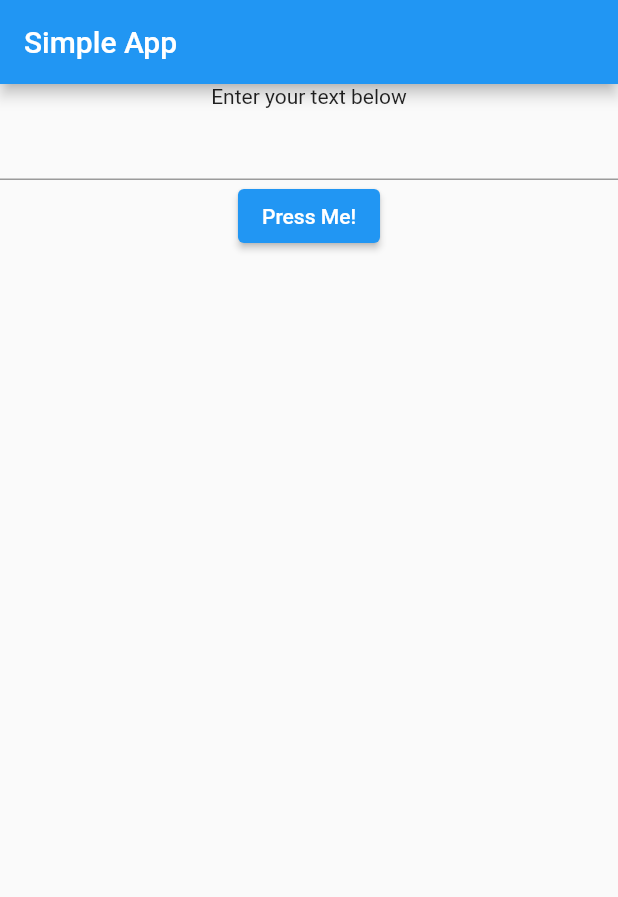
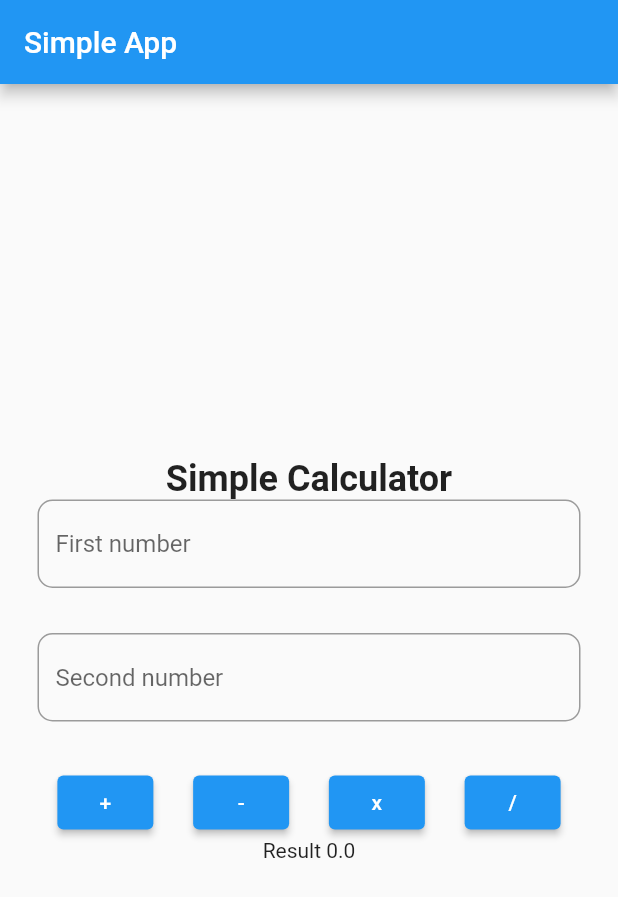
Before and after one commit to TooKhang/My-first-simple-app, a Flutter app: the screen it shows after launch, on a phone screen of 412 x 824 dp. Shown: the top 897 px of the screen. Run offline on Flutter 3.47's test engine with Material 2 defaults, Android fonts, the phone set to English and light mode, and no system bars.

Commit message:
first commit

```diff
--- a/lib/main.dart
+++ b/lib/main.dart
@@ -10,9 +10,9 @@ class MyApp extends StatefulWidget {
 }
 
 class _MyAppState extends State<MyApp> {
-  TextEditingController textEditingController = TextEditingController();
-  String name = "";
-
+  TextEditingController num1EditingController = TextEditingController();
+  TextEditingController num2EditingController = TextEditingController();
+  double result = 0.0;
 
   @override
   Widget build(BuildContext context) {
@@ -23,26 +23,81 @@ class _MyAppState extends State<MyApp> {
           title: const Text('Simple App'),
         ),
         body: Center(
+          child: Padding(
+              padding: const EdgeInsets.all(25.0),
+              child: SingleChildScrollView(
                 child: Column(
                   children: [
-              const Text("Enter your text below"),
+                    const Text(
+                      "Simple Calculator",
+                      style:
+                          TextStyle(fontSize: 24, fontWeight: FontWeight.bold),
+                    ),
                     TextField(
-                controller: textEditingController,
+                        controller: num1EditingController,
+                        decoration: InputDecoration(
+                            hintText: 'First number',
+                            border: OutlineInputBorder(
+                                borderRadius: BorderRadius.circular(10.0))),
+                        keyboardType: const TextInputType.numberWithOptions()),
+                    const SizedBox(
+                      height: 30,
                     ),
-              ElevatedButton(onPressed: onPressed, child: const Text("Press Me!")),
-              Text(name)
+                    TextField(
+                      controller: num2EditingController,
+                      decoration: InputDecoration(
+                          hintText: 'Second number',
+                          border: OutlineInputBorder(
+                              borderRadius: BorderRadius.circular(10.0))),
+                      keyboardType: const TextInputType.numberWithOptions(),
+                    ),
+                    const SizedBox(
+                      height: 30,
+                    ),
+                    Row(
+                      mainAxisAlignment: MainAxisAlignment.spaceAround,
+                      children: [
+                        ElevatedButton(
+                            onPressed: () => {onPressed("+")},
+                            child: const Text("+")),
+                        ElevatedButton(
+                            onPressed: () => {onPressed("-")},
+                            child: const Text("-")),
+                        ElevatedButton(
+                            onPressed: () => {onPressed("x")},
+                            child: const Text("x")),
+                        ElevatedButton(
+                            onPressed: () => {onPressed("/")},
+                            child: const Text("/")),
                       ],
                     ),
+                    Text("Result " + result.toString())
+                  ],
+                ),
+              )),
         ),
       ),
     );
   }
 
-  void onPressed() {
+  void onPressed(String op) {
     setState(() {
-      name = textEditingController.text;
+      double num1 = double.parse(num1EditingController.text);
+      double num2 = double.parse(num2EditingController.text);
+      switch (op) {
+        case "+":
+          result = num1 + num2;
+          return;
+        case "-":
+          result = num1 - num2;
+          return;
+        case "x":
+          result = num1 * num2;
+          return;
+        case "/":
+          result = num1 / num2;
+          return;
+      }
     });
-    print(name);
-
   }
 }
```
Lines whose indentation alone changed are shown as unchanged.
